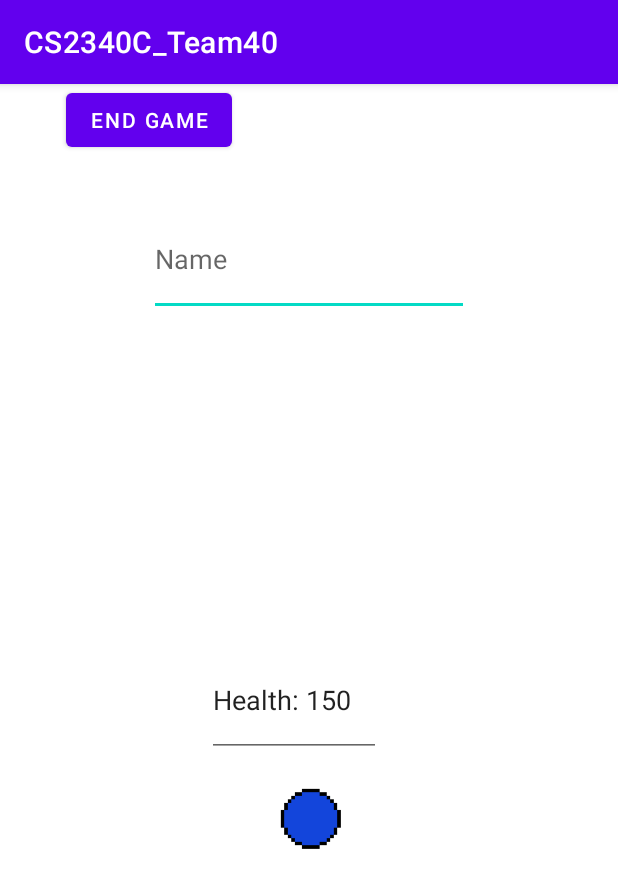
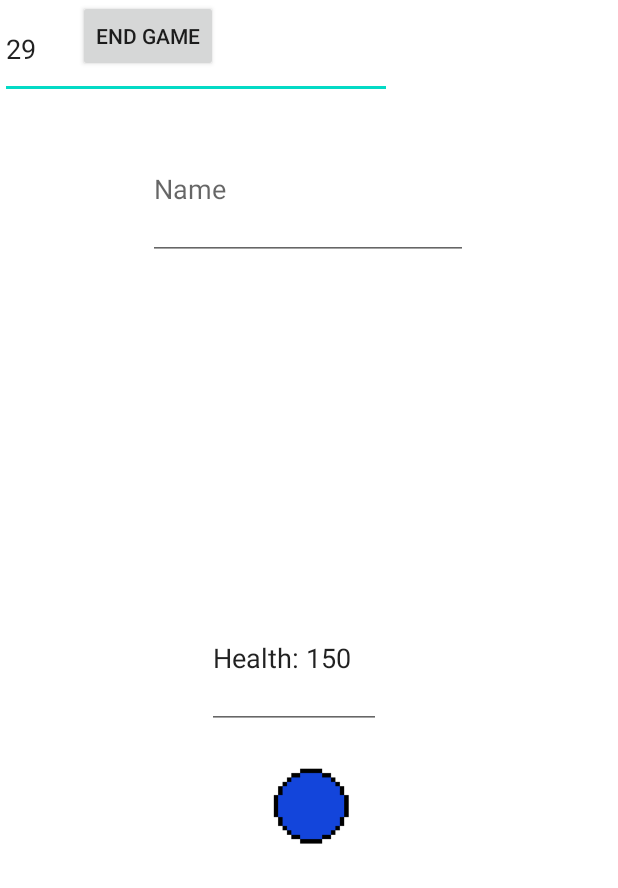
Before and after one commit to Connor-1233/CS2340C_Team40, an Android app: the MapStartScreen screen opened directly, with no data from a screen before it, on a phone screen of 412 x 824 dp. Shown: the top 888 px of the screen. Run offline under Robolectric (Android 15) with nearby library versions, the phone set to English and light mode, and no system bars.

Commit message:
Create score with temporary functionality using a timer

```diff
--- a/app/src/main/java/com/example/cs2340c_team40/ViewModels/MapStartScreen.java
+++ b/app/src/main/java/com/example/cs2340c_team40/ViewModels/MapStartScreen.java
@@ -1,16 +1,19 @@
 package com.example.cs2340c_team40.ViewModels;
 
+import android.app.Activity;
 import android.content.Intent;
 import android.os.Bundle;
+import android.os.CountDownTimer;
 import android.widget.Button;
 import android.widget.EditText;
 import android.widget.ImageView;
-import androidx.appcompat.app.AppCompatActivity;
+import android.widget.TextView;
 
 import com.example.cs2340c_team40.R;
 
-public class MapStartScreen extends AppCompatActivity {
+public class MapStartScreen extends Activity {
     protected int health;
+    protected int counter;
     protected void onCreate(Bundle savedInstanceState) {
         super.onCreate(savedInstanceState);
         setContentView(R.layout.mapstartscreen);
@@ -49,5 +52,17 @@ public class MapStartScreen extends AppCompatActivity {
             Intent goEndScreen = new Intent(this, EndingScreen.class);
             startActivity(goEndScreen);
         });
+
+        TextView scoreTimerText = findViewById(R.id.score_text);
+        counter = 30;
+        new CountDownTimer(30000, 1000) {
+            public void onTick(long millisUntilFinished) {
+                scoreTimerText.setText(String.valueOf(counter));
+                counter--;
+            }
+            public  void onFinish() {
+                scoreTimerText.setText(R.string.timerFinish);
+            }
+        }.start();
     }
 }
--- a/app/src/main/res/layout/mapstartscreen.xml
+++ b/app/src/main/res/layout/mapstartscreen.xml
@@ -7,6 +7,16 @@
     android:layout_height="match_parent"
     android:gravity="center"
     tools:context=".ViewModels.MapStartScreen">
+
+    <EditText
+        android:id="@+id/score_text"
+        android:layout_width="261dp"
+        android:layout_height="66dp"
+        android:ems="10"
+        android:inputType="text"
+        android:text="@string/score_display"
+        tools:layout_editor_absoluteX="101dp"
+        tools:layout_editor_absoluteY="248dp" />
 
     <Button
         android:id="@+id/go_end_screen_button"
@@ -31,6 +41,7 @@
         android:inputType="text"
         app:layout_constraintBottom_toTopOf="@+id/display_health_text"
         app:layout_constraintEnd_toEndOf="parent"
+        app:layout_constraintHorizontal_bias="0.497"
         app:layout_constraintStart_toStartOf="parent"
         app:layout_constraintTop_toBottomOf="@+id/go_end_screen_button"
         tools:text="(name)" />
--- a/app/src/main/res/values/strings.xml
+++ b/app/src/main/res/values/strings.xml
@@ -18,4 +18,6 @@
     <string name="sprite_1">Sprite 1</string>
     <string name="sprite_2">Sprite 2</string>
     <string name="sprite_3">Sprite 3</string>
+    <string name="score_display">Score:</string>
+    <string name="timerFinish">temporary method of displaying score is now 0</string>
 </resources>
```
Also changed, not shown: app/src/main/java/com/example/cs2340c_team40/ViewModels/EndingScreen.java (+14 -0 lines), app/src/main/res/layout/endingscreen.xml (+22 -0 lines).
